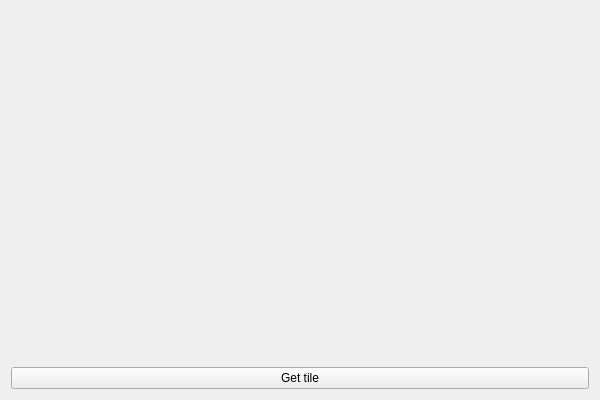
This is Cpp/StellarViews/StellarViewsFinder/StellarViewsFinder.ui in TheRealNox/2015-space-apps-challenge as Qt 5 draws it before an edit. The edited form follows.
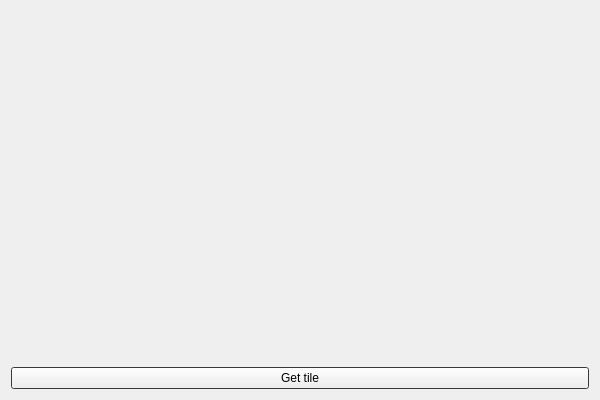
This is the edited form.

What changed in the file:
```diff
--- a/Cpp/StellarViews/StellarViewsFinder/StellarViewsFinder.ui
+++ b/Cpp/StellarViews/StellarViewsFinder/StellarViewsFinder.ui
@@ -14,6 +14,73 @@
    <string>StellarViewsFinder</string>
   </property>
   <widget class="QWidget" name="centralWidget">
+   <property name="palette">
+    <palette>
+     <active>
+      <colorrole role="Base">
+       <brush brushstyle="SolidPattern">
+        <color alpha="255">
+         <red>255</red>
+         <green>255</green>
+         <blue>255</blue>
+        </color>
+       </brush>
+      </colorrole>
+      <colorrole role="Window">
+       <brush brushstyle="SolidPattern">
+        <color alpha="255">
+         <red>79</red>
+         <green>79</green>
+         <blue>79</blue>
+        </color>
+       </brush>
+      </colorrole>
+     </active>
+     <inactive>
+      <colorrole role="Base">
+       <brush brushstyle="SolidPattern">
+        <color alpha="255">
+         <red>255</red>
+         <green>255</green>
+         <blue>255</blue>
+        </color>
+       </brush>
+      </colorrole>
+      <colorrole role="Window">
+       <brush brushstyle="SolidPattern">
+        <color alpha="255">
+         <red>79</red>
+         <green>79</green>
+         <blue>79</blue>
+        </color>
+       </brush>
+      </colorrole>
+     </inactive>
+     <disabled>
+      <colorrole role="Base">
+       <brush brushstyle="SolidPattern">
+        <color alpha="255">
+         <red>79</red>
+         <green>79</green>
+         <blue>79</blue>
+        </color>
+       </brush>
+      </colorrole>
+      <colorrole role="Window">
+       <brush brushstyle="SolidPattern">
+        <color alpha="255">
+         <red>79</red>
+         <green>79</green>
+         <blue>79</blue>
+        </color>
+       </brush>
+      </colorrole>
+     </disabled>
+    </palette>
+   </property>
+   <property name="styleSheet">
+    <string notr="true"/>
+   </property>
    <layout class="QVBoxLayout" name="verticalLayout">
     <item>
      <widget class="QLabel" name="display">
```
Left out of the diff: 37 changed lines with no effect on the pictures.
